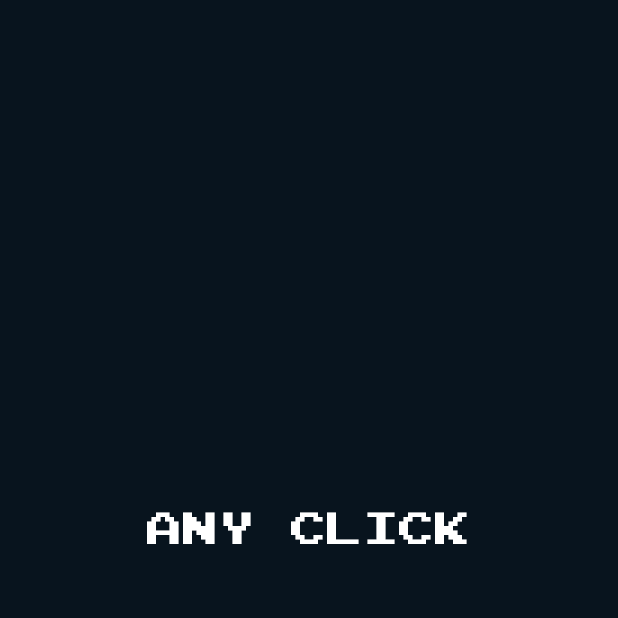
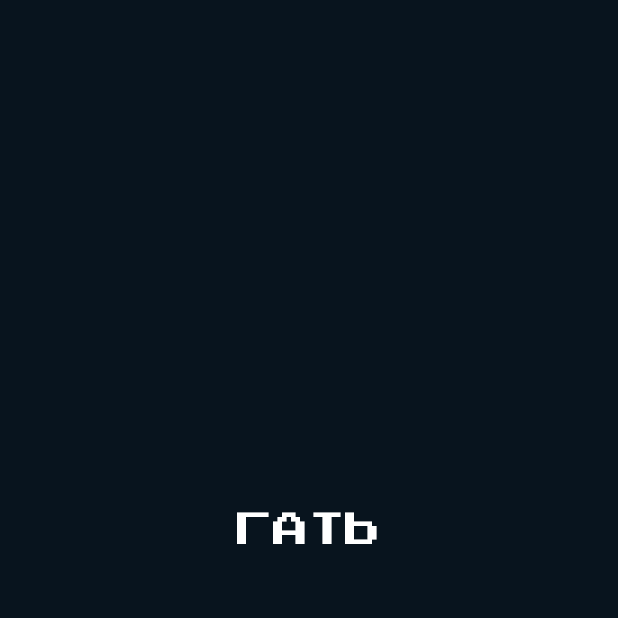
Before and after one commit to deartelsv/sashaITSchool, an Android app: the screen it shows after launch (StartActivity), on a phone screen of 412 x 824 dp, the top half of it. Run offline under Robolectric (Android 15) with nearby library versions, the phone set to English and light mode, and no system bars.

Commit message:
name
name

```diff
--- a/app/src/main/java/com/artelsv/sashaitschool/MainActivity.java
+++ b/app/src/main/java/com/artelsv/sashaitschool/MainActivity.java
@@ -165,7 +165,7 @@ public class MainActivity extends AppCompatActivity {
     }
 
     private void initHero(){
-        hero = new Hero("Adventure", "тест", 10, 10, 1, 1);
+        hero = new Hero("Adventure", "тест", 10, 100, 1, 1);
     }
 
     private void initEffects(){
--- a/app/src/main/java/com/artelsv/sashaitschool/StartActivity.java
+++ b/app/src/main/java/com/artelsv/sashaitschool/StartActivity.java
@@ -124,7 +124,7 @@ public class StartActivity extends AppCompatActivity {
         startText.setAnimation(out);
         //startText.setAlpha(0f);
         if (test == false) {
-            startText.setText("any click");
+            startText.setText("ГАТЬ");
         }
 //        Intent intent = new Intent(this, MainActivity.class);
 //        startActivity(intent);
--- a/app/src/main/java/com/artelsv/sashaitschool/creatures/effects/Effect.java
+++ b/app/src/main/java/com/artelsv/sashaitschool/creatures/effects/Effect.java
@@ -43,7 +43,9 @@ public class Effect {
         // 3 - получение урона
         // 4 - получение выносливости
         // 5 - получение защиты
-        //
+        // 6 - рестарт игры
+        // 7 - восстановление хп до нач.значения
+
         switch (effectType){
             case 1:
                 creature.hpRegen(power);
--- a/app/src/main/res/layout/activity_start.xml
+++ b/app/src/main/res/layout/activity_start.xml
@@ -17,7 +17,7 @@
         android:layout_marginStart="16dp"
         android:layout_marginEnd="16dp"
         android:layout_marginBottom="128dp"
-        android:text="any click"
+        android:text="ГАТЬ"
         android:textAlignment="center"
         android:textColor="#FFFFFF"
         android:textSize="48sp"
```
